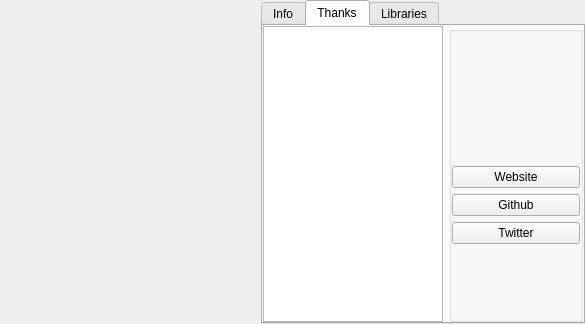
The window that xaboutwidget.ui (horsicq/XAboutWidget) describes before a commit, drawn with Qt 5.
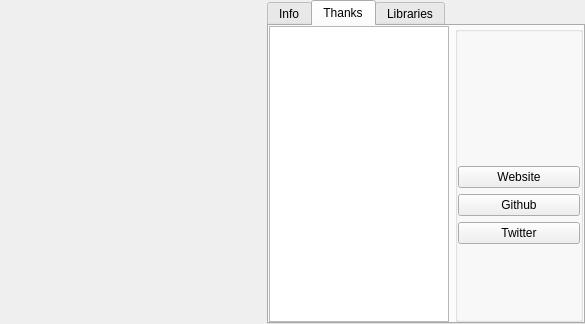
The same window after the commit. The open tabs and pages were chosen to show the change.

```diff
--- a/xaboutwidget.ui
+++ b/xaboutwidget.ui
@@ -141,6 +141,18 @@
        </item>
        <item>
         <widget class="QGroupBox" name="groupBoxThanks">
+         <property name="minimumSize">
+          <size>
+           <width>128</width>
+           <height>0</height>
+          </size>
+         </property>
+         <property name="maximumSize">
+          <size>
+           <width>128</width>
+           <height>16777215</height>
+          </size>
+         </property>
          <property name="title">
           <string/>
          </property>
```
Left out of the diff: 2 changed lines with no effect on the pictures.
